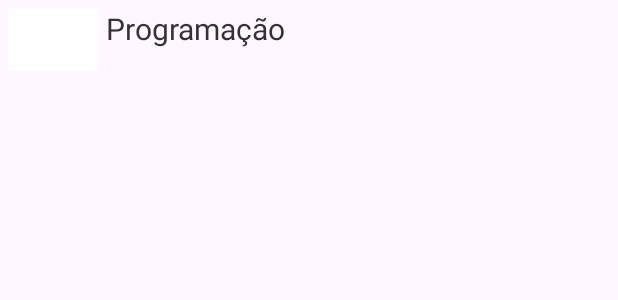
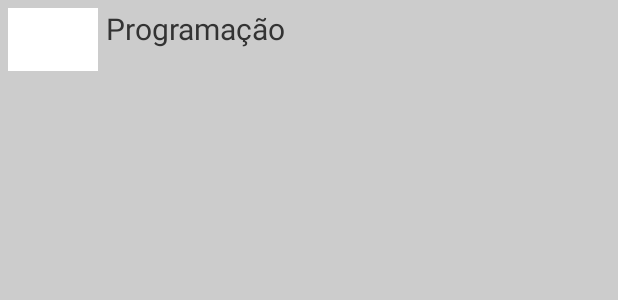
Before and after one commit to iamThiagoo/DevZone, an Android app: the layout listview_courses.xml on its own in the app's theme, with its tools: preview values and no code run, on a phone screen of 412 x 824 dp. Shown: the top 300 px of the screen. Run offline under Robolectric (Android 15) with nearby library versions, the phone set to English and light mode, and no system bars.

Commit message:
Realizado ajuste de layout na busca de cursos.

```diff
--- a/app/src/main/java/br/com/devzone/CourseAdapter.java
+++ b/app/src/main/java/br/com/devzone/CourseAdapter.java
@@ -55,7 +55,9 @@ public class CourseAdapter extends BaseAdapter {
         return convertView;
     }
 
-    // Classe ViewHolder para melhorar o desempenho
+    /**
+     * Classe ViewHolder para melhorar o desempenho
+      */
     private static class ViewHolder {
         TextView textCourse;
         ImageView imageCourse;
--- /dev/null
+++ b/app/src/main/res/drawable/devzone_list_view.xml
@@ -0,0 +1,20 @@
+<?xml version="1.0" encoding="utf-8"?>
+<selector
+    xmlns:android="http://schemas.android.com/apk/res/android">
+    <item
+        android:state_enabled="true"
+        android:state_pressed="true"
+        android:drawable="@android:color/transparent" />
+    <item
+        android:state_enabled="true"
+        android:state_selected="true"
+        android:drawable="@color/laranja" />
+
+    <item
+
+        android:state_enabled="true"
+        android:state_focused="true"
+        android:drawable="@android:color/transparent" />
+    <item
+        android:drawable="@color/cinza" />
+</selector>
--- a/app/src/main/res/layout/fragment_profile.xml
+++ b/app/src/main/res/layout/fragment_profile.xml
@@ -64,10 +64,10 @@
 
             <ImageView
                 android:layout_width="wrap_content"
-                android:layout_height="wrap_content"
+                android:layout_height="27dp"
+                android:layout_gravity="center"
                 android:src="@drawable/navigate_next"
-                app:tint="#454444"
-                android:layout_gravity="center"/>
+                app:tint="#454444" />
         </LinearLayout>
 
         <Button
--- a/app/src/main/res/layout/listview_courses.xml
+++ b/app/src/main/res/layout/listview_courses.xml
@@ -4,7 +4,8 @@
     android:layout_width="match_parent"
     android:layout_height="match_parent"
     android:orientation="vertical"
-    android:padding="5dp">
+    android:padding="5dp"
+    android:background="@drawable/devzone_list_view">
     <ImageView
         android:id="@+id/imageCourse"
         android:contentDescription="@string/logo_course"
--- a/app/src/main/res/values/colors.xml
+++ b/app/src/main/res/values/colors.xml
@@ -11,4 +11,7 @@
     <color name="green_normal">#044a42</color>
     <color name="green_light">#3a9188</color>
     <color name="green_light2">#b8e1dd</color>
+
+    <color name="cinza">#cccccc</color>
+    <color name="laranja">#ff8000</color>
 </resources>
```
Also changed, not shown: app/src/main/java/br/com/devzone/CourseFragment.java (+21 -5 lines), app/src/main/java/br/com/devzone/HomeFragment.java (+5 -5 lines).
